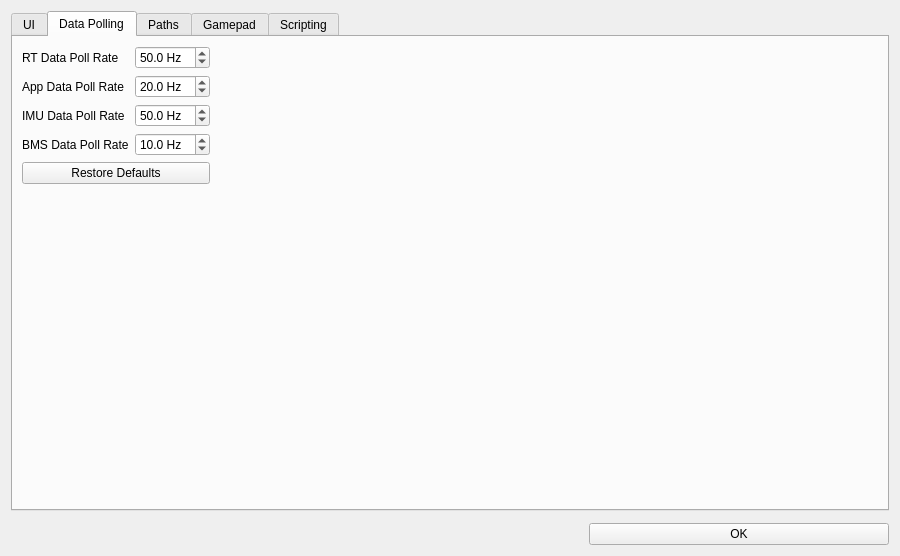
This is preferences.ui in vedderb/vesc_tool as Qt 5 draws it before an edit. The edited form follows.
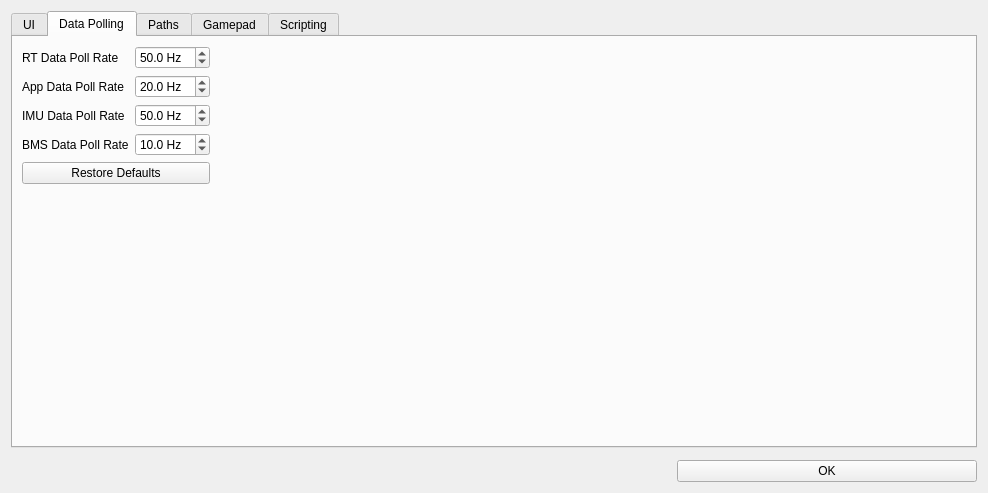
This is the edited form. The open tabs and pages were chosen to show the change. Icons and pictures are not drawn. Custom widgets are drawn as their Qt base class.

Commit message: Tweaked spacers in preferences dialog

```diff
--- a/preferences.ui
+++ b/preferences.ui
@@ -6,8 +6,8 @@
    <rect>
     <x>0</x>
     <y>0</y>
-    <width>900</width>
-    <height>556</height>
+    <width>988</width>
+    <height>493</height>
    </rect>
   </property>
   <property name="windowTitle">
@@ -242,8 +242,8 @@
          </property>
          <property name="sizeHint" stdset="0">
           <size>
-           <width>40</width>
-           <height>20</height>
+           <width>5</width>
+           <height>5</height>
           </size>
          </property>
         </spacer>
@@ -282,7 +282,7 @@
          <property name="sizeHint" stdset="0">
           <size>
            <width>20</width>
-           <height>40</height>
+           <height>5</height>
           </size>
          </property>
         </spacer>
```
Left out of the diff: 10 changed lines with no effect on the pictures.
